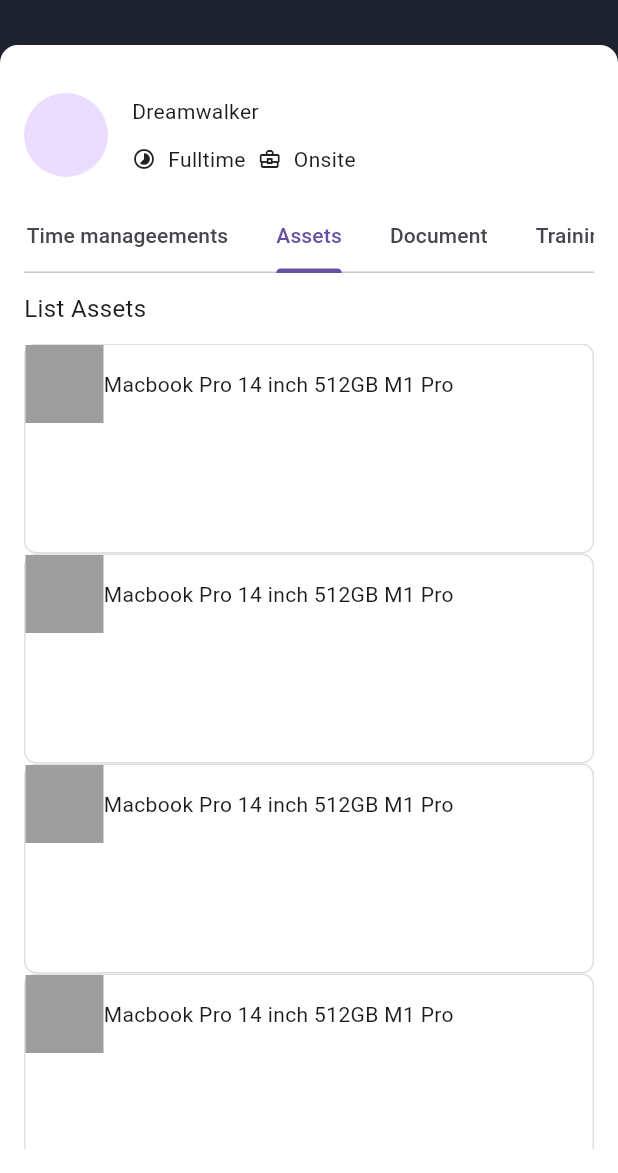
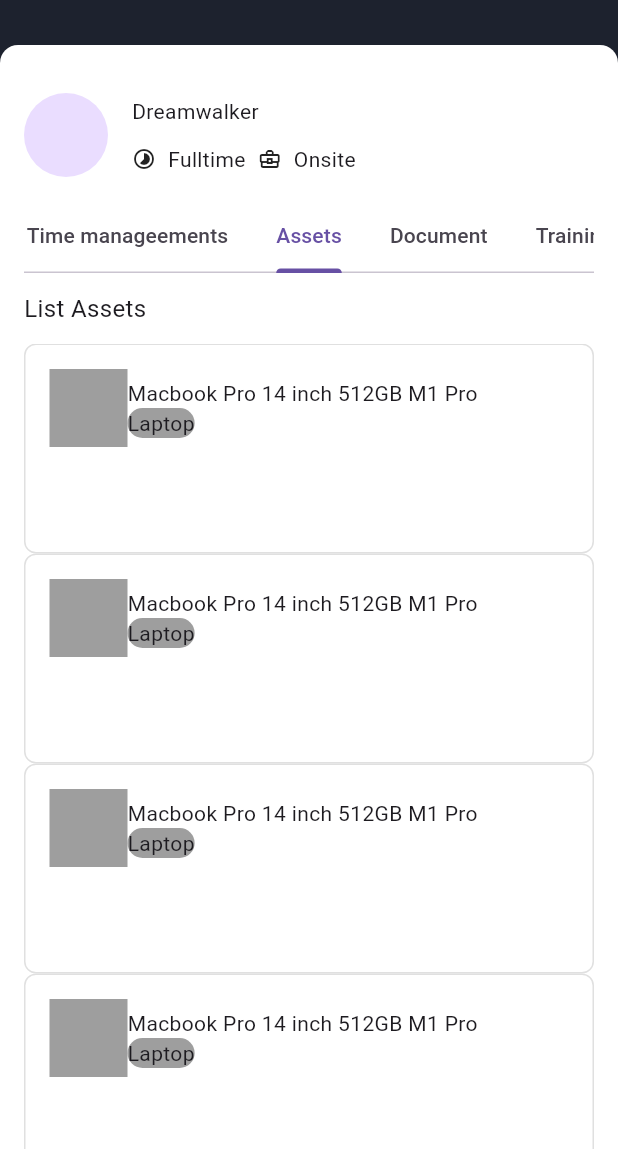
Before and after one commit to JAICHANGPARK/flutter_notebook_chapter_43, a Flutter app: the EmployeeDetailPage screen opened directly, tab 3 chosen, on a phone screen of 412 x 824 dp, the part 63-1236 px from its top. Run offline on Flutter 3.47's test engine with Material 3 defaults, Android fonts, the phone set to English and light mode, and no system bars; our stand-ins replace gap, hugeicons, percent_indicator.

Commit message:
Update employee_assets_widget.dart

```diff
--- a/lib/ep2178_employee_app/ui/employee_assets_widget.dart
+++ b/lib/ep2178_employee_app/ui/employee_assets_widget.dart
@@ -32,6 +32,7 @@ class _EmployeeAssetsWidgetState extends State<EmployeeAssetsWidget> {
                 ),
                 borderRadius: BorderRadius.circular(8),
               ),
+              padding: EdgeInsets.all(16),
               child: Column(
                 children: [
                   Row(
@@ -53,6 +54,9 @@ class _EmployeeAssetsWidgetState extends State<EmployeeAssetsWidget> {
                               shape: StadiumBorder(),
                               color: Colors.grey,
                             ),
+                            child: Text(
+                              "Laptop",
+                            ),
                           )
                         ],
                       ))
```
